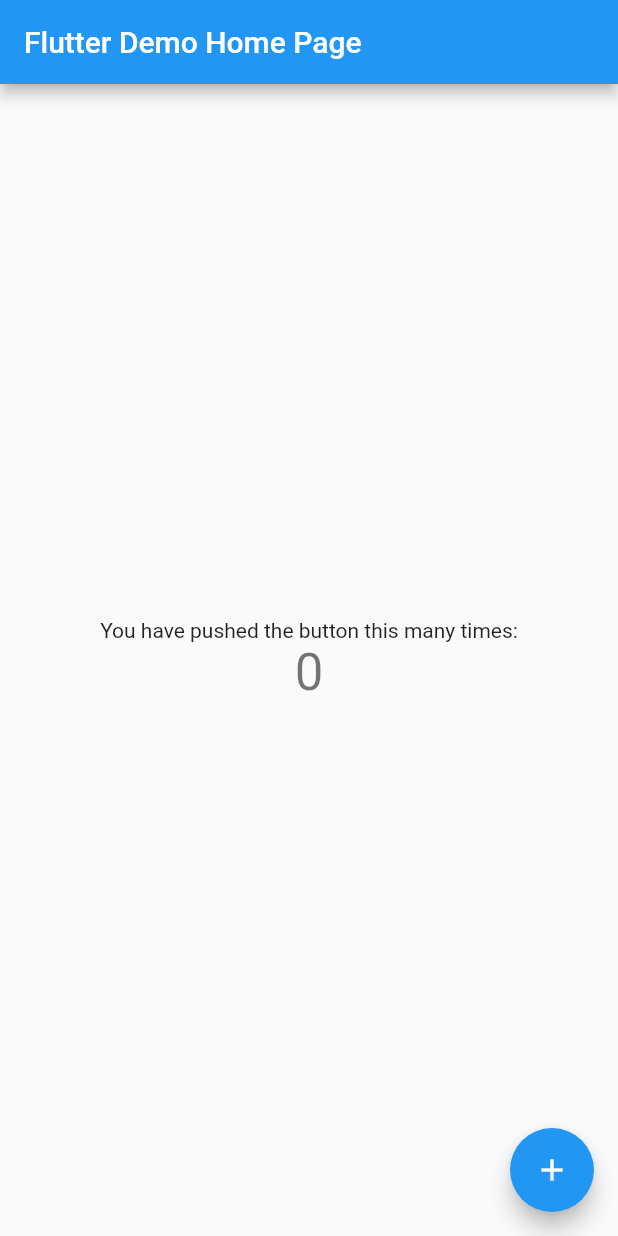
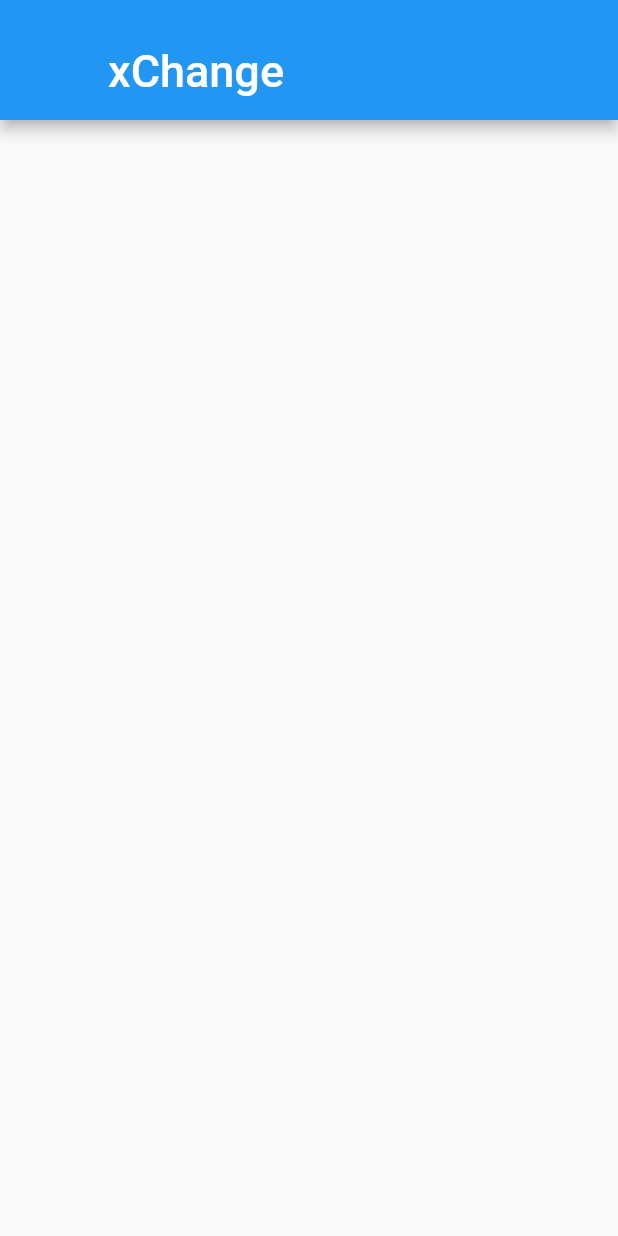
Before and after one commit to SiGMobileUIUC/xchange, a Flutter app: the screen it shows after launch, on a phone screen of 412 x 824 dp. Run offline on Flutter 3.47's test engine with Material 2 defaults, Android fonts, the phone set to English and light mode, and no system bars; drawn by our look-alikes of flutter_platform_widgets; statements that could not run were skipped.

Commit message:
Copying code from OnePlace

```diff
--- a/lib/main.dart
+++ b/lib/main.dart
@@ -1,115 +1,6 @@
 import 'package:flutter/material.dart';
+import 'package:xchange/src/xchange.dart';
 
 void main() {
-  runApp(const MyApp());
+  runApp(const XChange());
 }
-
-class MyApp extends StatelessWidget {
-  const MyApp({Key? key}) : super(key: key);
-
-  // This widget is the root of your application.
-  @override
-  Widget build(BuildContext context) {
-    return MaterialApp(
-      title: 'Flutter Demo',
-      theme: ThemeData(
-        // This is the theme of your application.
-        //
-        // Try running your application with "flutter run". You'll see the
-        // application has a blue toolbar. Then, without quitting the app, try
-        // changing the primarySwatch below to Colors.green and then invoke
-        // "hot reload" (press "r" in the console where you ran "flutter run",
-        // or simply save your changes to "hot reload" in a Flutter IDE).
-        // Notice that the counter didn't reset back to zero; the application
-        // is not restarted.
-        primarySwatch: Colors.blue,
-      ),
-      home: const MyHomePage(title: 'Flutter Demo Home Page'),
-    );
-  }
-}
-
-class MyHomePage extends StatefulWidget {
-  const MyHomePage({Key? key, required this.title}) : super(key: key);
-
-  // This widget is the home page of your application. It is stateful, meaning
-  // that it has a State object (defined below) that contains fields that affect
-  // how it looks.
-
-  // This class is the configuration for the state. It holds the values (in this
-  // case the title) provided by the parent (in this case the App widget) and
-  // used by the build method of the State. Fields in a Widget subclass are
-  // always marked "final".
-
-  final String title;
-
-  @override
-  State<MyHomePage> createState() => _MyHomePageState();
-}
-
-class _MyHomePageState extends State<MyHomePage> {
-  int _counter = 0;
-
-  void _incrementCounter() {
-    setState(() {
-      // This call to setState tells the Flutter framework that something has
-      // changed in this State, which causes it to rerun the build method below
-      // so that the display can reflect the updated values. If we changed
-      // _counter without calling setState(), then the build method would not be
-      // called again, and so nothing would appear to happen.
-      _counter++;
-    });
-  }
-
-  @override
-  Widget build(BuildContext context) {
-    // This method is rerun every time setState is called, for instance as done
-    // by the _incrementCounter method above.
-    //
-    // The Flutter framework has been optimized to make rerunning build methods
-    // fast, so that you can just rebuild anything that needs updating rather
-    // than having to individually change instances of widgets.
-    return Scaffold(
-      appBar: AppBar(
-        // Here we take the value from the MyHomePage object that was created by
-        // the App.build method, and use it to set our appbar title.
-        title: Text(widget.title),
-      ),
-      body: Center(
-        // Center is a layout widget. It takes a single child and positions it
-        // in the middle of the parent.
-        child: Column(
-          // Column is also a layout widget. It takes a list of children and
-          // arranges them vertically. By default, it sizes itself to fit its
-          // children horizontally, and tries to be as tall as its parent.
-          //
-          // Invoke "debug painting" (press "p" in the console, choose the
-          // "Toggle Debug Paint" action from the Flutter Inspector in Android
-          // Studio, or the "Toggle Debug Paint" command in Visual Studio Code)
-          // to see the wireframe for each widget.
-          //
-          // Column has various properties to control how it sizes itself and
-          // how it positions its children. Here we use mainAxisAlignment to
-          // center the children vertically; the main axis here is the vertical
-          // axis because Columns are vertical (the cross axis would be
-          // horizontal).
-          mainAxisAlignment: MainAxisAlignment.center,
-          children: <Widget>[
-            const Text(
-              'You have pushed the button this many times:',
-            ),
-            Text(
-              '$_counter',
-              style: Theme.of(context).textTheme.headline4,
-            ),
-          ],
-        ),
-      ),
-      floatingActionButton: FloatingActionButton(
-        onPressed: _incrementCounter,
-        tooltip: 'Increment',
-        child: const Icon(Icons.add),
-      ), // This trailing comma makes auto-formatting nicer for build methods.
-    );
-  }
-}
--- /dev/null
+++ b/lib/src/misc/colors.dart
@@ -0,0 +1,13 @@
+import 'package:flutter/material.dart';
+
+/*
+All the base colors from UIUC.
+*/
+
+class AppColors {
+  static const Color urbanaOrange = Color(0xFFE84A27);
+  static const Color primaryUofI = Color(0xFF13294b);
+  static const Color secondaryUofILight = Color(0xFF0455A4);
+  static const Color secondaryUofILightest = Color(0xFF68aff7);
+  static const Color secondaryUofIDark = Color(0xFF1F4096);
+}
--- /dev/null
+++ b/lib/src/screens/home.dart
@@ -0,0 +1,23 @@
+import 'package:flutter/material.dart';
+import 'package:flutter/widgets.dart';
+import 'package:flutter_platform_widgets/flutter_platform_widgets.dart';
+import 'package:xchange/src/widgets/sliver_view.dart';
+
+class Home extends StatefulWidget {
+  const Home({Key? key}) : super(key: key);
+
+  @override
+  _HomeState createState() => _HomeState();
+}
+
+class _HomeState extends State<Home> {
+  @override
+  Widget build(BuildContext context) {
+    return SliverView(
+      title: "xChange",
+      children: [Container()],
+      actions: [],
+      leading: null,
+    );
+  }
+}
--- /dev/null
+++ b/lib/src/widgets/sliver_view.dart
@@ -0,0 +1,70 @@
+import 'package:flutter/cupertino.dart';
+import 'package:flutter/material.dart';
+import 'package:flutter/widgets.dart';
+import 'package:flutter_platform_widgets/flutter_platform_widgets.dart';
+
+class SliverView extends StatelessWidget {
+  const SliverView({
+    Key? key,
+    required this.title,
+    required this.children,
+    required this.actions,
+    required this.leading,
+    this.drawer,
+    this.titleStyle,
+  }) : super(key: key);
+
+  final String title;
+  final List<Widget> children;
+  final TextStyle? titleStyle;
+  final List<Widget> actions;
+  final Widget? leading;
+  final Widget? drawer;
+
+  @override
+  Widget build(BuildContext context) {
+    return Scaffold(
+      drawer: drawer,
+      body: CustomScrollView(
+        slivers: [
+          PlatformWidget(
+            material: (context, _) => SliverAppBar(
+              pinned: true,
+              forceElevated: true,
+              expandedHeight: 80.0,
+              // backgroundColor: AppColors.primaryUofI,
+              flexibleSpace: FlexibleSpaceBar(
+                title: Text(
+                  title,
+                  style: titleStyle ?? const TextStyle(),
+                ),
+              ),
+              actions: actions,
+              leading: leading,
+            ),
+            cupertino: (context, _) => CupertinoSliverNavigationBar(
+              // backgroundColor: AppColors.secondaryUofIDark,
+              border: const Border(
+                bottom: BorderSide(
+                  color: CupertinoColors.systemGrey,
+                  width: 0.5,
+                ),
+              ),
+              largeTitle: Text(
+                title,
+                style: titleStyle ?? const TextStyle(),
+              ),
+              trailing: actions[0],
+            ),
+          ),
+          SliverSafeArea(
+            top: false, // Top safe area is consumed by the navigation bar.
+            sliver: SliverList(
+              delegate: SliverChildListDelegate(children),
+            ),
+          ),
+        ],
+      ),
+    );
+  }
+}
--- /dev/null
+++ b/lib/src/xchange.dart
@@ -0,0 +1,84 @@
+import 'package:flutter/cupertino.dart';
+import 'package:flutter/material.dart';
+import 'package:flutter/widgets.dart';
+import 'package:flutter_platform_widgets/flutter_platform_widgets.dart';
+import 'package:xchange/src/misc/colors.dart';
+import 'package:xchange/src/screens/home.dart';
+
+class XChange extends StatefulWidget {
+  const XChange({Key? key}) : super(key: key);
+
+  @override
+  _XChangeState createState() => _XChangeState();
+}
+
+class _XChangeState extends State<XChange> {
+  @override
+  Widget build(BuildContext context) {
+    var darkTheme = const CupertinoThemeData.raw(
+      Brightness.dark,
+      AppColors.secondaryUofILightest,
+      AppColors.secondaryUofILight,
+      CupertinoTextThemeData(textStyle: TextStyle(color: Colors.white)),
+      AppColors.secondaryUofIDark,
+      Colors.black,
+    );
+    const lightTheme = CupertinoThemeData(
+      brightness: Brightness.light,
+      scaffoldBackgroundColor: Colors.white,
+      barBackgroundColor: AppColors.secondaryUofILight,
+      primaryColor: AppColors.secondaryUofILightest,
+    );
+    return MaterialApp(
+      theme: ThemeData.light().copyWith(
+        brightness: Brightness.light,
+        scaffoldBackgroundColor: Colors.white,
+        canvasColor: Colors.white,
+        inputDecorationTheme: const InputDecorationTheme(
+          hintStyle: TextStyle(color: Colors.white),
+        ),
+        backgroundColor: Colors.white,
+        colorScheme: const ColorScheme.light(),
+        appBarTheme: const AppBarTheme(
+          backgroundColor: AppColors.secondaryUofILight,
+          actionsIconTheme: IconThemeData(color: Colors.white),
+          iconTheme: IconThemeData(color: Colors.white),
+        ),
+      ),
+      darkTheme: ThemeData.dark().copyWith(
+        brightness: Brightness.dark,
+        scaffoldBackgroundColor: Colors.black,
+        backgroundColor: Colors.black,
+        colorScheme: const ColorScheme.dark(),
+        canvasColor: Colors.black,
+        inputDecorationTheme: const InputDecorationTheme(
+          hintStyle: TextStyle(color: Colors.white),
+        ),
+        appBarTheme: const AppBarTheme(
+          backgroundColor: AppColors.primaryUofI,
+          actionsIconTheme: IconThemeData(color: Colors.white),
+          iconTheme: IconThemeData(color: Colors.white),
+        ),
+      ),
+      home: PlatformProvider(
+        settings: PlatformSettingsData(iosUsesMaterialWidgets: true),
+        builder: (context) => PlatformApp(
+          debugShowCheckedModeBanner: false,
+          localizationsDelegates: const <LocalizationsDelegate<dynamic>>[
+            DefaultMaterialLocalizations.delegate,
+            DefaultWidgetsLocalizations.delegate,
+            DefaultCupertinoLocalizations.delegate,
+          ],
+          title: "xChange",
+          home: const Home(),
+          material: (_, __) => MaterialAppData(
+            themeMode: ThemeMode.system,
+          ),
+          cupertino: (ctx, __) => CupertinoAppData(
+            debugShowCheckedModeBanner: false,
+          ),
+        ),
+      ),
+    );
+  }
+}
--- a/pubspec.yaml
+++ b/pubspec.yaml
@@ -34,6 +34,7 @@
   # The following adds the Cupertino Icons font to your application.
   # Use with the CupertinoIcons class for iOS style icons.
   cupertino_icons: ^1.0.2
+  flutter_platform_widgets: ^1.9.5
 
 dev_dependencies:
   flutter_test:
```
Also changed, not shown: pubspec.lock, 1 other file.
